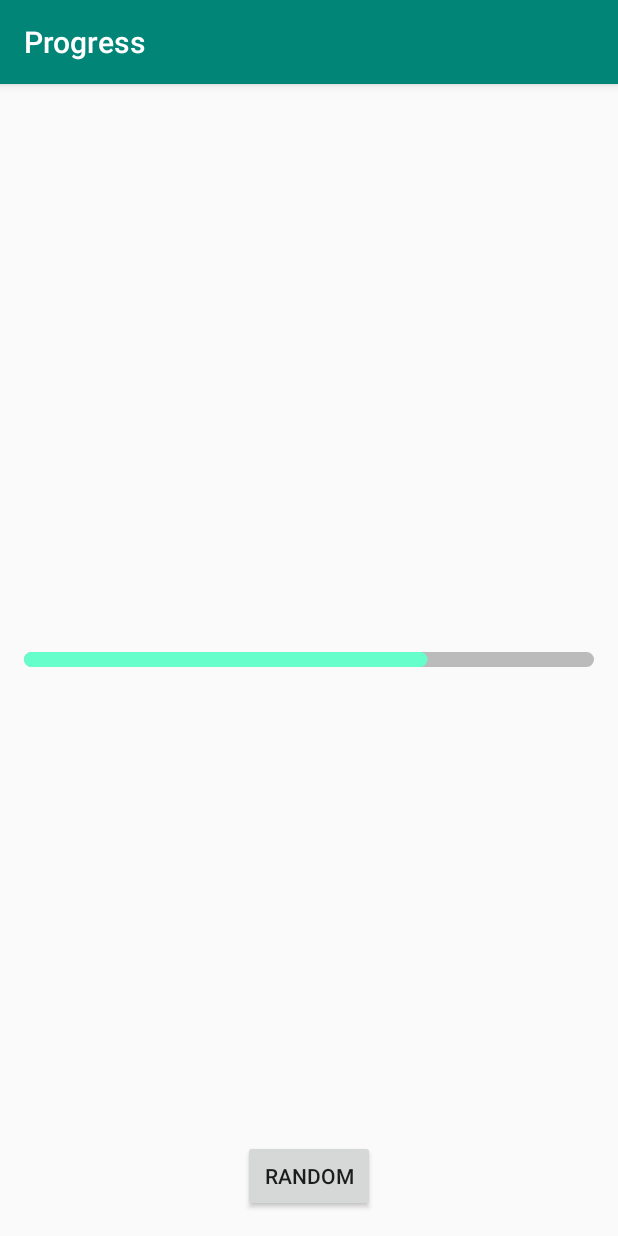
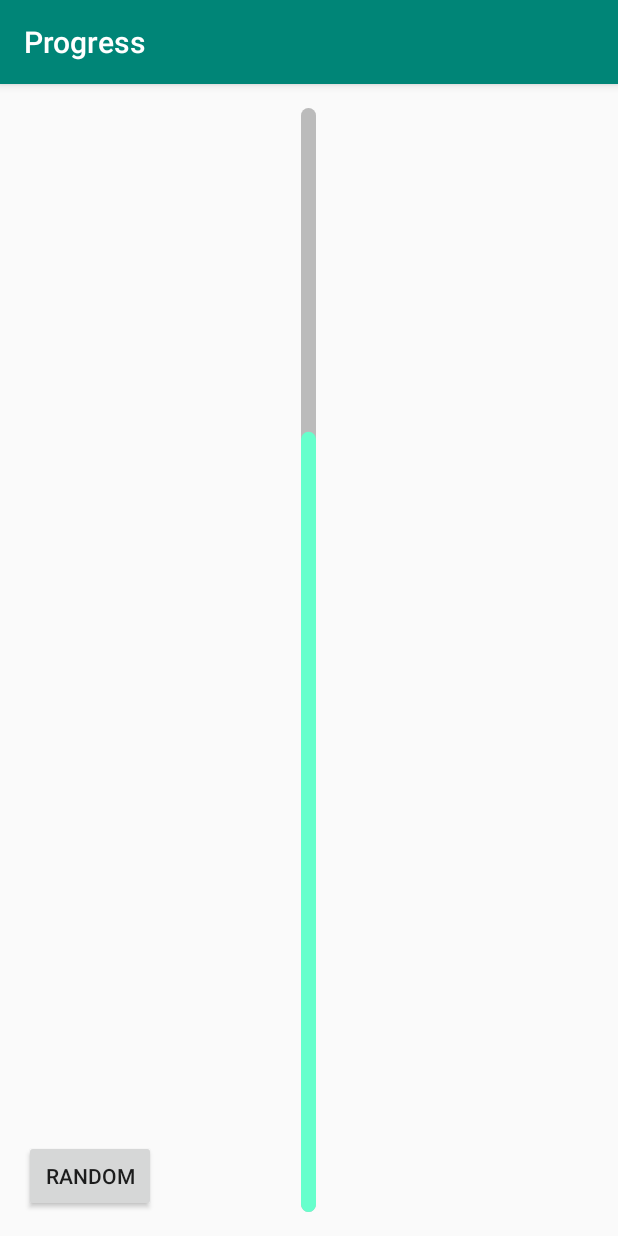
Before and after one commit to BullyBoo/ProgressView, an Android app: the screen it shows after launch (MainActivity), on a phone screen of 412 x 824 dp. Run offline under Robolectric (Android 15) with nearby library versions, the phone set to English and light mode, and no system bars.

Commit message:
-add reverse mode -add horizontal and vertical mode

```diff
--- a/app/src/main/res/layout/activity_main.xml
+++ b/app/src/main/res/layout/activity_main.xml
@@ -7,7 +7,7 @@
     android:padding="16dp"
     tools:context=".MainActivity">
 
-    <ru.bullyboo.progress.HorizontalProgressView
+    <ru.bullyboo.progress.ProgressView
         android:id="@+id/progress"
         android:layout_width="wrap_content"
         android:layout_height="wrap_content"
@@ -15,15 +15,16 @@
         app:backgroundLineWidth="10dp"
         app:progressLineWidth="10dp"
         app:progress="70"
-        app:animateProgress="false"
+        app:animateProgress="true"
         app:animationDuration="1000"
-        app:lineMode="circle"/>
+        app:lineMode="circle"
+        app:mode="vertical"
+        app:reverse="true"/>
 
     <Button
         android:layout_width="wrap_content"
         android:layout_height="wrap_content"
         android:layout_alignParentBottom="true"
-        android:layout_centerHorizontal="true"
         android:text="Random"
         android:onClick="onClick"/>
 
--- a/progress/src/main/java/ru/bullyboo/progress/HorizontalProgressView.java
+++ b/progress/src/main/java/ru/bullyboo/progress/ProgressView.java
@@ -26,11 +26,16 @@ import android.support.annotation.RequiresApi;
 import android.util.AttributeSet;
 import android.view.View;
 
-public class HorizontalProgressView extends View {
+public class ProgressView extends View {
 
     public enum LineMode{
         CIRCLE,
         SQUARE
+    }
+
+    public enum Mode{
+        HORIZONTAL,
+        VERTICAL
     }
 
     /**
@@ -62,6 +67,10 @@ public class HorizontalProgressView extends View {
      */
     private LineMode lineMode;
 
+    private Mode mode;
+
+    private boolean reverse;
+
     private boolean animateProgress;
     private int animationDuration;
 
@@ -70,52 +79,56 @@ public class HorizontalProgressView extends View {
     private Paint backgroundPaint;
     private Paint progressPaint;
 
-    public HorizontalProgressView(Context context) {
+    public ProgressView(Context context) {
         this(context, null);
     }
 
-    public HorizontalProgressView(Context context, AttributeSet attrs) {
-        this(context, attrs, R.attr.horizontalProgressViewStyle);
+    public ProgressView(Context context, AttributeSet attrs) {
+        this(context, attrs, R.attr.progressViewStyle);
     }
 
-    public HorizontalProgressView(Context context, AttributeSet attrs, int defStyleAttr) {
+    public ProgressView(Context context, AttributeSet attrs, int defStyleAttr) {
         super(context, attrs, defStyleAttr);
-        init(context, attrs, defStyleAttr, R.style.HorizontalProgressViewStyle);
+        init(context, attrs, defStyleAttr, R.style.ProgressViewStyle);
     }
 
     @RequiresApi(api = Build.VERSION_CODES.LOLLIPOP)
-    public HorizontalProgressView(Context context, AttributeSet attrs, int defStyleAttr, int defStyleRes) {
+    public ProgressView(Context context, AttributeSet attrs, int defStyleAttr, int defStyleRes) {
         super(context, attrs, defStyleAttr, defStyleRes);
     }
 
     private void init(Context context, AttributeSet attrs, int defStyleAttr, int defStyleRes) {
-        TypedArray array = context.obtainStyledAttributes(attrs, R.styleable.HorizontalProgressView,
+        TypedArray array = context.obtainStyledAttributes(attrs, R.styleable.ProgressView,
                 defStyleAttr, defStyleRes);
 
         backgroundLineWidth =
-                array.getDimension(R.styleable.HorizontalProgressView_backgroundLineWidth, 0);
+                array.getDimension(R.styleable.ProgressView_backgroundLineWidth, 0);
         progressLineWidth =
-                array.getDimension(R.styleable.HorizontalProgressView_progressLineWidth, 0);
+                array.getDimension(R.styleable.ProgressView_progressLineWidth, 0);
 
         backgroundLineColor =
-                array.getColor(R.styleable.HorizontalProgressView_backgroundLineColor, 0);
+                array.getColor(R.styleable.ProgressView_backgroundLineColor, 0);
         progressLineColor =
-                array.getColor(R.styleable.HorizontalProgressView_progressLineColor, 0);
+                array.getColor(R.styleable.ProgressView_progressLineColor, 0);
 
-        max = array.getInteger(R.styleable.HorizontalProgressView_max, 0);
-        min = array.getInteger(R.styleable.HorizontalProgressView_min, 0);
-        int newProgress = array.getInteger(R.styleable.HorizontalProgressView_progress, 0);
+        max = array.getInteger(R.styleable.ProgressView_max, 0);
+        min = array.getInteger(R.styleable.ProgressView_min, 0);
+        int newProgress = array.getInteger(R.styleable.ProgressView_progress, 0);
 
-        int mode = array.getInt(R.styleable.HorizontalProgressView_lineMode, 0);
+        int lineModeFlag = array.getInt(R.styleable.ProgressView_lineMode, 0);
 
         animateProgress =
-                array.getBoolean(R.styleable.HorizontalProgressView_animateProgress, false);
+                array.getBoolean(R.styleable.ProgressView_animateProgress, false);
         animationDuration =
-                array.getInteger(R.styleable.HorizontalProgressView_animationDuration, 0);
+                array.getInteger(R.styleable.ProgressView_animationDuration, 0);
+
+        int modeFlag = array.getInt(R.styleable.ProgressView_mode, 0);
+
+        reverse = array.getBoolean(R.styleable.ProgressView_reverse, false);
 
         array.recycle();
 
-        switch (mode){
+        switch (lineModeFlag){
             case 1:
                 lineMode = LineMode.CIRCLE;
                 break;
@@ -124,6 +137,18 @@ public class HorizontalProgressView extends View {
                 break;
             default:
                 lineMode = LineMode.CIRCLE;
+                break;
+        }
+
+        switch (modeFlag){
+            case 1:
+                mode = Mode.HORIZONTAL;
+                break;
+            case 2:
+                mode = Mode.VERTICAL;
+                break;
+            default:
+                mode = Mode.HORIZONTAL;
                 break;
         }
 
@@ -156,10 +181,29 @@ public class HorizontalProgressView extends View {
         float lineWidth = backgroundLineWidth > progressLineWidth ?
                 backgroundLineWidth : progressLineWidth;
 
+        if(mode == Mode.VERTICAL){
+            float left, right;
+
+            if (Build.VERSION.SDK_INT >= Build.VERSION_CODES.JELLY_BEAN_MR1) {
+                left = getPaddingStart();
+                right = getPaddingEnd();
+
+            } else {
+                left = getPaddingLeft();
+                right = getPaddingRight();
+            }
+
+            int i = MeasureSpec.makeMeasureSpec(heightMeasureSpec, MeasureSpec.AT_MOST);
+
+            setMeasuredDimension((int) (left + lineWidth + right), i);
+
+        } else {
             int i = MeasureSpec.makeMeasureSpec(widthMeasureSpec, MeasureSpec.AT_MOST);
 
             setMeasuredDimension(i,
                     (int) (getPaddingTop() + lineWidth + getPaddingBottom()));
+        }
+
     }
 
     @Override
@@ -174,12 +218,41 @@ public class HorizontalProgressView extends View {
 
         float top = getPaddingTop();
 
-        float right = width -
-                (Build.VERSION.SDK_INT >= Build.VERSION_CODES.JELLY_BEAN_MR1 ?
-                        getPaddingEnd() : getPaddingRight());
+        float right = Build.VERSION.SDK_INT >= Build.VERSION_CODES.JELLY_BEAN_MR1 ?
+                        getPaddingEnd() : getPaddingRight();
 
         float bottom = getPaddingBottom();
 
+        if(mode == Mode.VERTICAL){
+            float centerX = (width - left - right) / 2 + left;
+
+            if(lineMode == LineMode.CIRCLE){
+                float lineWidth = backgroundLineWidth > progressLineWidth ?
+                        backgroundLineWidth : progressLineWidth;
+
+                top += lineWidth / 2;
+                bottom -= lineWidth / 2;
+            }
+
+//        draw background line
+            canvas.drawLine(centerX, top, centerX, height - Math.abs(bottom), backgroundPaint);
+
+            float progressPercent = progress / onePercent;
+
+            int viewHeight = (int) (height - bottom - top);
+
+            float size = viewHeight * progressPercent / 100;
+
+//        draw progress
+            if(reverse){
+                canvas.drawLine(centerX, height - Math.abs(bottom),
+                        centerX, height - Math.abs(size), progressPaint);
+            } else {
+                canvas.drawLine(centerX, top,
+                        centerX, top + size, progressPaint);
+            }
+
+        } else {
             float centerY = (height - top - bottom) / 2 + top;
 
             if(lineMode == LineMode.CIRCLE){
@@ -191,18 +264,24 @@ public class HorizontalProgressView extends View {
             }
 
 //        draw background line
-        canvas.drawLine(left, centerY, right, centerY, backgroundPaint);
+            canvas.drawLine(left, centerY, width - Math.abs(right), centerY, backgroundPaint);
 
             float progressPercent = progress / onePercent;
 
-        int viewWidth = (int) (right - left);
+            int viewWidth = (int) (width - right - left);
 
             float size = viewWidth * progressPercent / 100;
 
 //        draw progress
+            if(reverse){
+                canvas.drawLine(width - Math.abs(right), height / 2,
+                        width - Math.abs(size), height / 2, progressPaint);
+
+            } else {
                 canvas.drawLine(left, height / 2,
                         left + size, height / 2, progressPaint);
-
+            }
+        }
     }
 
     public float getBackgroundLineWidth() {
@@ -268,7 +347,7 @@ public class HorizontalProgressView extends View {
                 animator.addUpdateListener(new ValueAnimator.AnimatorUpdateListener() {
                     @Override
                     public void onAnimationUpdate(ValueAnimator valueAnimator) {
-                        HorizontalProgressView.this.progress = (Float) valueAnimator.getAnimatedValue();
+                        ProgressView.this.progress = (Float) valueAnimator.getAnimatedValue();
                         invalidate();
                     }
                 });
--- a/progress/src/main/res/values/attrs.xml
+++ b/progress/src/main/res/values/attrs.xml
@@ -18,9 +18,9 @@
 
 <resources>
 
-    <attr name="horizontalProgressViewStyle"/>
+    <attr name="progressViewStyle"/>
 
-    <declare-styleable name="HorizontalProgressView">
+    <declare-styleable name="ProgressView">
         <attr name="backgroundLineWidth" format="dimension"/>
         <attr name="progressLineWidth" format="dimension"/>
         <attr name="backgroundLineColor" format="dimension"/>
@@ -34,6 +34,11 @@
         </attr>
         <attr name="animateProgress" format="boolean"/>
         <attr name="animationDuration" format="integer"/>
+        <attr name="mode">
+            <enum name="horizontal" value="1"/>
+            <enum name="vertical" value="2"/>
+        </attr>
+        <attr name="reverse" format="boolean"/>
 
     </declare-styleable>
 
--- a/progress/src/main/res/values/styles.xml
+++ b/progress/src/main/res/values/styles.xml
@@ -17,7 +17,7 @@
 
 <resources>
 
-    <style name="HorizontalProgressViewStyle">
+    <style name="ProgressViewStyle">
         <item name="backgroundLineWidth">2dp</item>
         <item name="progressLineWidth">2dp</item>
         <item name="backgroundLineColor">@color/gray</item>
@@ -28,6 +28,8 @@
         <item name="lineMode">circle</item>
         <item name="animateProgress">true</item>
         <item name="animationDuration">200</item>
+        <item name="mode">horizontal</item>
+        <item name="reverse">false</item>
     </style>
 
 </resources>
```
Lines whose indentation alone changed are shown as unchanged.
